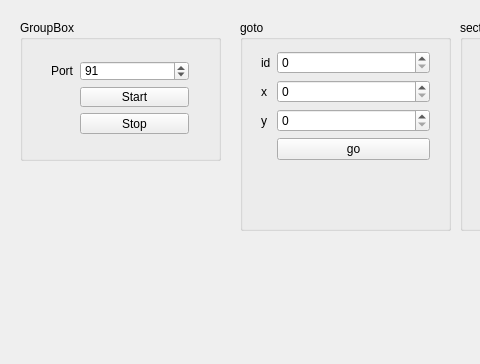
The window that serwer/serwermain.ui (pawelbogner/sys_zdarzeniowe_2013) describes before a commit, drawn with Qt 5; both pictures show x 0 to 480 and y 0 to 364 of the 908 by 364 pixel window.
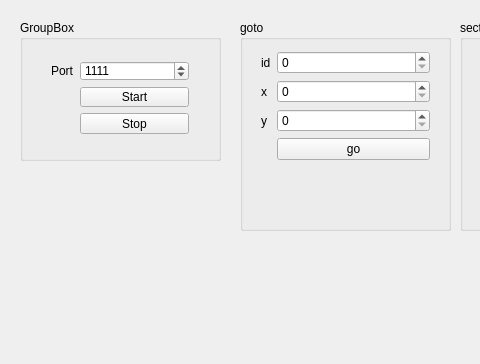
The same window after the commit.

What changed in the file:
```diff
--- a/serwer/serwermain.ui
+++ b/serwer/serwermain.ui
@@ -41,7 +41,7 @@
         <number>65535</number>
        </property>
        <property name="value">
-        <number>91</number>
+        <number>1111</number>
        </property>
       </widget>
      </item>
```
